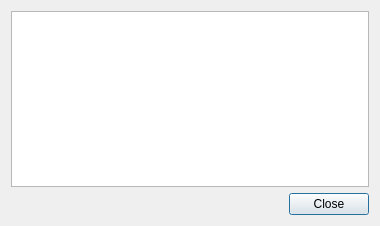
Qt form dialog/about.ui (ytxerp/ytx-client) before a commit.
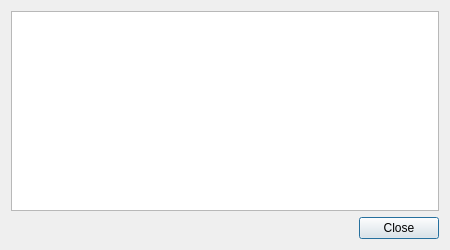
The same form after that commit.

```diff
--- a/dialog/about.ui
+++ b/dialog/about.ui
@@ -6,8 +6,8 @@
    <rect>
     <x>0</x>
     <y>0</y>
-    <width>380</width>
-    <height>226</height>
+    <width>450</width>
+    <height>250</height>
    </rect>
   </property>
   <property name="windowTitle">
```
